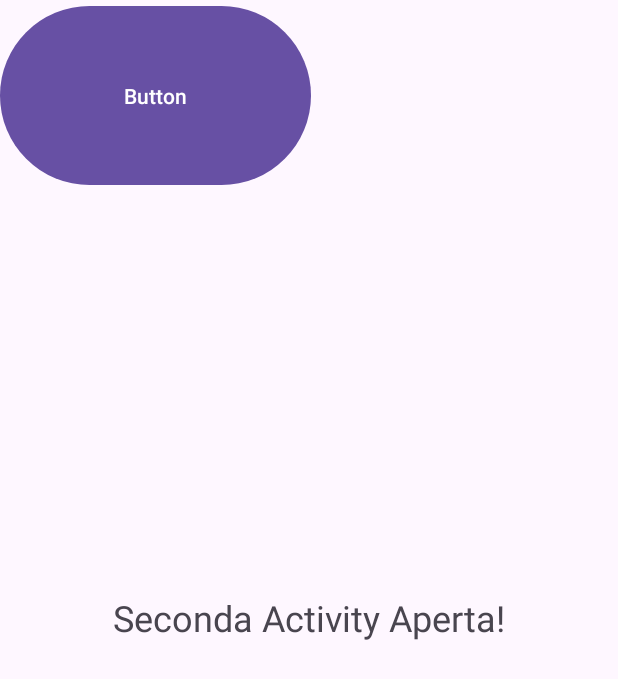
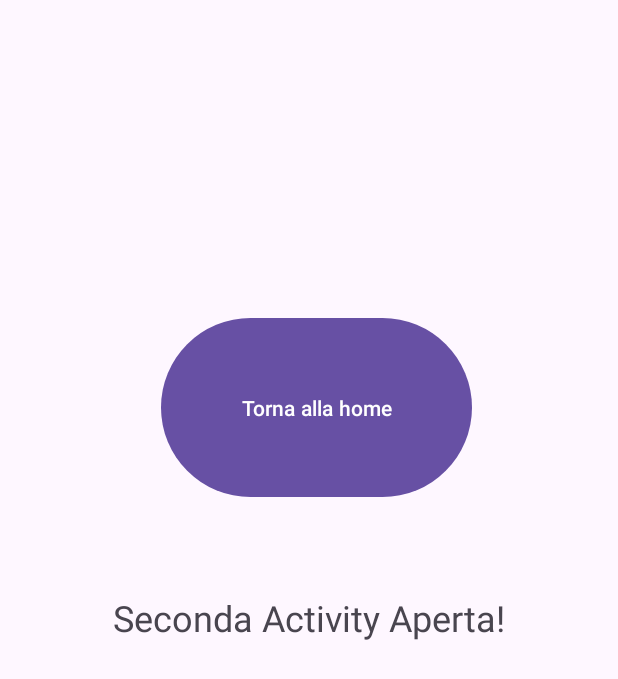
Before and after one commit to BaldanMassimo05/secondaActivity, an Android app: the SecondActivity screen opened directly, with no data from a screen before it, on a phone screen of 412 x 824 dp. Shown: the top 679 px of the screen. Run offline under Robolectric (Android 15) with nearby library versions, the phone set to English and light mode, and no system bars.

Commit message:
codice bottone seconda activity, integrazione del file string, sistemazione design bottone seconda activity.

```diff
--- a/app/src/main/java/com/example/aggiungi_activity/SecondActivity.java
+++ b/app/src/main/java/com/example/aggiungi_activity/SecondActivity.java
@@ -2,6 +2,8 @@ package com.example.aggiungi_activity;
 
 import android.os.Bundle;
 import androidx.appcompat.app.AppCompatActivity;
+import android.view.View;
+import android.widget.Button;
 
 public class SecondActivity extends AppCompatActivity {
 
@@ -10,6 +12,13 @@ public class SecondActivity extends AppCompatActivity {
         super.onCreate(savedInstanceState);
         setContentView(R.layout.second_activity);
 
-        // Puoi aggiungere qui il codice per la SecondActivity, se necessario
+        Button backButton = findViewById(R.id.button);
+        backButton.setOnClickListener(new View.OnClickListener() {
+            @Override
+            public void onClick(View view) {
+                // Chiudi la SecondActivity quando il pulsante viene premuto
+                finish();
+            }
+        });
     }
 }
--- a/app/src/main/res/layout/activity_main.xml
+++ b/app/src/main/res/layout/activity_main.xml
@@ -7,7 +7,7 @@
         android:id="@+id/button_open_second_activity"
         android:layout_width="wrap_content"
         android:layout_height="wrap_content"
-        android:text="Apri Seconda Activity"
+        android:text="@string/bottoneHome"
         android:layout_centerInParent="true"/>
 
 </RelativeLayout>
--- a/app/src/main/res/layout/second_activity.xml
+++ b/app/src/main/res/layout/second_activity.xml
@@ -15,7 +15,12 @@
         android:id="@+id/button"
         android:layout_width="207dp"
         android:layout_height="127dp"
-        android:text="Button" />
+        android:layout_alignParentTop="true"
+        android:layout_alignParentEnd="true"
+        android:layout_centerHorizontal="true"
+        android:layout_marginTop="208dp"
+        android:layout_marginEnd="97dp"
+        android:text="@string/bottone" />
 
 
 </RelativeLayout>
--- a/app/src/main/res/values/strings.xml
+++ b/app/src/main/res/values/strings.xml
@@ -1,3 +1,5 @@
 <resources>
     <string name="app_name">Calcolatrice</string>
+    <string name="bottone">Torna alla home</string>
+    <string name="bottoneHome">Apri Seconda Activity</string>
 </resources>
```
Also changed, not shown: app/src/main/java/com/example/aggiungi_activity/MainActivity.java (+13 -2 lines).
